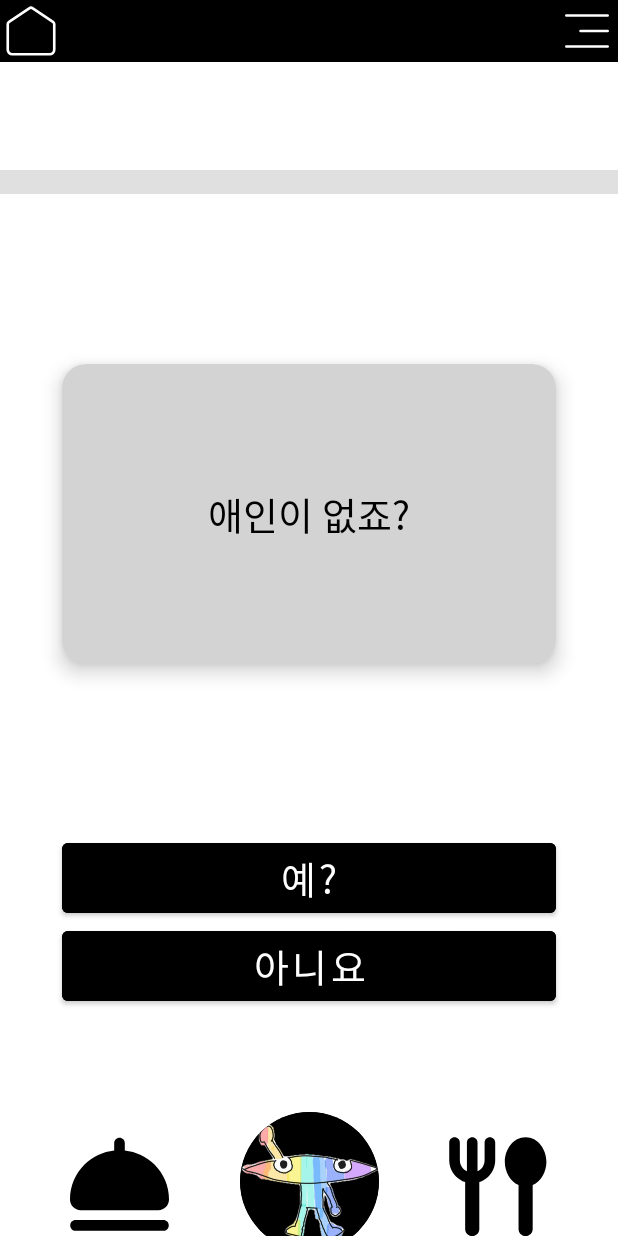
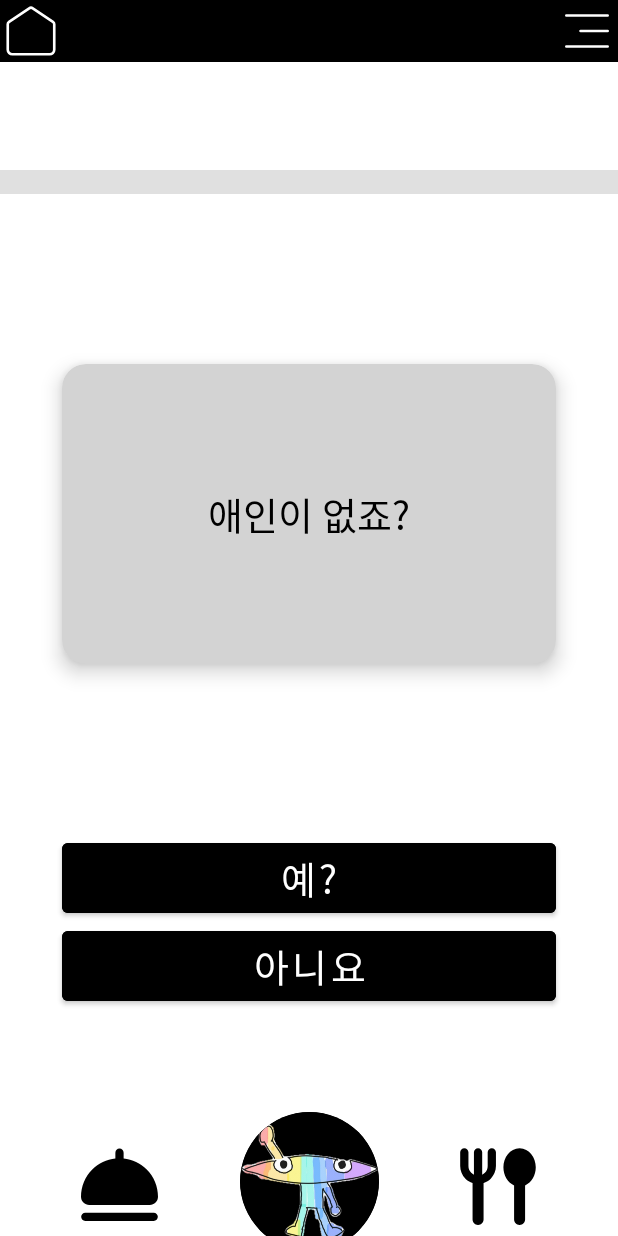
Before and after one commit to Blueapple031/madcamp1week, an Android app: the fragment QuestionFragment placed in its activity, on a phone screen of 412 x 824 dp. Run offline under Robolectric (Android 15) with nearby library versions, the phone set to English and light mode, and no system bars.

Commit message:
20241231-2

```diff
--- a/app/src/main/java/com/example/myapplication1/ContactsFragment.java
+++ b/app/src/main/java/com/example/myapplication1/ContactsFragment.java
@@ -1,5 +1,6 @@
 package com.example.myapplication1;
 
+import android.animation.ObjectAnimator;
 import android.content.res.AssetManager;
 import android.os.Bundle;
 import android.view.LayoutInflater;
--- a/app/src/main/java/com/example/myapplication1/QuestionFragment.java
+++ b/app/src/main/java/com/example/myapplication1/QuestionFragment.java
@@ -154,6 +154,12 @@ public class QuestionFragment extends Fragment {
 
             FragmentTransaction transaction = getFragmentManager().beginTransaction();
             transaction.replace(R.id.fragment_container, resultFragment);
+            transaction.setCustomAnimations(
+                    R.anim.slide_in_right,
+                    R.anim.slide_out_left,
+                    R.anim.slide_in_left,
+                    R.anim.slide_out_right
+            );
             transaction.commit();
             return;
         }
--- a/app/src/main/java/com/example/myapplication1/adapters/GalleryAdapter.java
+++ b/app/src/main/java/com/example/myapplication1/adapters/GalleryAdapter.java
@@ -8,6 +8,7 @@ import android.widget.TextView;
 import androidx.annotation.NonNull;
 import androidx.recyclerview.widget.RecyclerView;
 
+import com.example.myapplication.R;
 import com.example.myapplication1.models.GalleryItem;
 
 import java.util.List;
--- /dev/null
+++ b/app/src/main/res/anim/slide_in_diagonal_contacts.xml
@@ -0,0 +1,9 @@
+<?xml version="1.0" encoding="utf-8"?>
+<set xmlns:android="http://schemas.android.com/apk/res/android">
+    <translate
+        android:duration="1000"
+        android:fromXDelta="-100%"
+        android:fromYDelta="100%"
+        android:toXDelta="0%"
+        android:toYDelta="0%" />
+</set>
--- /dev/null
+++ b/app/src/main/res/anim/slide_in_diagonal_gallery.xml
@@ -0,0 +1,9 @@
+<?xml version="1.0" encoding="utf-8"?>
+<set xmlns:android="http://schemas.android.com/apk/res/android">
+    <translate
+        android:duration="1000"
+        android:fromXDelta="100%"
+        android:fromYDelta="100%"
+        android:toXDelta="0%"
+        android:toYDelta="0%" />
+</set>
--- /dev/null
+++ b/app/src/main/res/anim/slide_out_diagnal_contacts.xml
@@ -0,0 +1,9 @@
+<?xml version="1.0" encoding="utf-8"?>
+<set xmlns:android="http://schemas.android.com/apk/res/android">
+    <translate
+        android:duration="1000"
+        android:fromXDelta="0%"
+        android:fromYDelta="0%"
+        android:toXDelta="-100%"
+        android:toYDelta="100%" />
+</set>
--- /dev/null
+++ b/app/src/main/res/anim/slide_out_diagonal_gallery.xml
@@ -0,0 +1,9 @@
+<?xml version="1.0" encoding="utf-8"?>
+<set xmlns:android="http://schemas.android.com/apk/res/android">
+    <translate
+        android:duration="1000"
+        android:fromXDelta="0%"
+        android:fromYDelta="0%"
+        android:toXDelta="100%"
+        android:toYDelta="100%" />
+</set>
--- a/app/src/main/res/layout/activity_frame.xml
+++ b/app/src/main/res/layout/activity_frame.xml
@@ -94,6 +94,7 @@
         app:layout_constraintStart_toEndOf="@id/nubzukki"
         android:scaleType="centerCrop"
         android:adjustViewBounds="true"
+        android:padding="7dp"
         android:background="@null"
         android:src="@drawable/gallery"
         />
@@ -108,6 +109,7 @@
         app:layout_constraintEnd_toStartOf="@id/nubzukki"
         android:scaleType="centerCrop"
         android:adjustViewBounds="true"
+        android:padding="7dp"
         android:background="@null"
         android:src="@drawable/contacts"
         />
```
Also changed, not shown: app/src/main/java/com/example/myapplication1/FrameActivity.java (+28 -11 lines), app/src/main/java/com/example/myapplication1/ResultFragment.java (+73 -0 lines), app/src/main/res/anim/slide_in_diagonal.xml (added, +9 -0 lines), app/src/main/res/layout/item_gallery.xml (added, +24 -0 lines).
